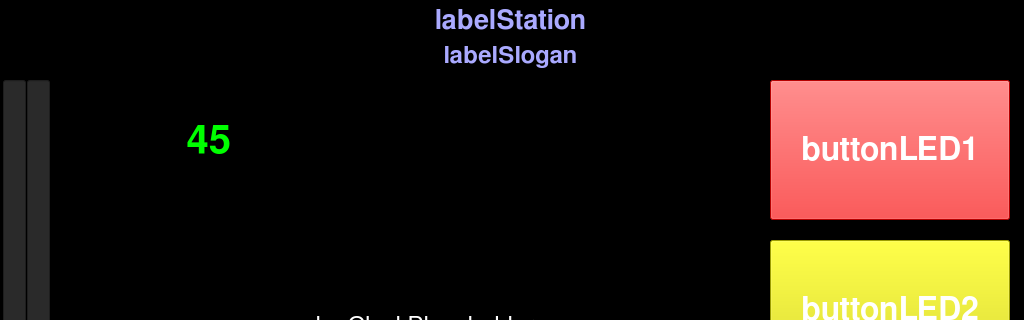
Above: mainscreen.ui from saschaludwig/OnAirScreen before the change; both pictures show x 0 to 1024 and y 0 to 320 of the 1024 by 768 pixel window. Below: the same form after it.
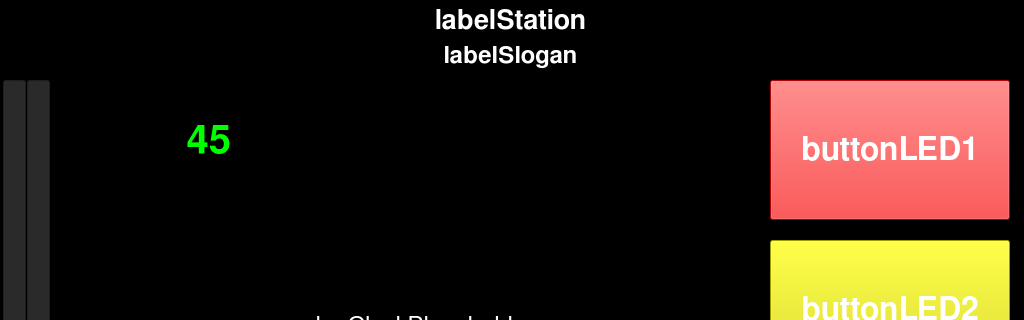
That is the form after the change.

Commit message: added config apply for mainscreen

The edit to the form file:
```diff
--- a/mainscreen.ui
+++ b/mainscreen.ui
@@ -225,6 +225,43 @@
      <height>41</height>
     </rect>
    </property>
+   <property name="palette">
+    <palette>
+     <active>
+      <colorrole role="WindowText">
+       <brush brushstyle="SolidPattern">
+        <color alpha="255">
+         <red>255</red>
+         <green>255</green>
+         <blue>255</blue>
+        </color>
+       </brush>
+      </colorrole>
+     </active>
+     <inactive>
+      <colorrole role="WindowText">
+       <brush brushstyle="SolidPattern">
+        <color alpha="255">
+         <red>255</red>
+         <green>255</green>
+         <blue>255</blue>
+        </color>
+       </brush>
+      </colorrole>
+     </inactive>
+     <disabled>
+      <colorrole role="WindowText">
+       <brush brushstyle="SolidPattern">
+        <color alpha="255">
+         <red>146</red>
+         <green>145</green>
+         <blue>144</blue>
+        </color>
+       </brush>
+      </colorrole>
+     </disabled>
+    </palette>
+   </property>
    <property name="font">
     <font>
      <family>FreeSans</family>
@@ -236,9 +273,6 @@
    <property name="autoFillBackground">
     <bool>false</bool>
    </property>
-   <property name="styleSheet">
-    <string notr="true">color: rgb(170, 170, 255);</string>
-   </property>
    <property name="text">
     <string>labelStation</string>
    </property>
@@ -258,6 +292,43 @@
      <height>31</height>
     </rect>
    </property>
+   <property name="palette">
+    <palette>
+     <active>
+      <colorrole role="WindowText">
+       <brush brushstyle="SolidPattern">
+        <color alpha="255">
+         <red>255</red>
+         <green>255</green>
+         <blue>255</blue>
+        </color>
+       </brush>
+      </colorrole>
+     </active>
+     <inactive>
+      <colorrole role="WindowText">
+       <brush brushstyle="SolidPattern">
+        <color alpha="255">
+         <red>255</red>
+         <green>255</green>
+         <blue>255</blue>
+        </color>
+       </brush>
+      </colorrole>
+     </inactive>
+     <disabled>
+      <colorrole role="WindowText">
+       <brush brushstyle="SolidPattern">
+        <color alpha="255">
+         <red>146</red>
+         <green>145</green>
+         <blue>144</blue>
+        </color>
+       </brush>
+      </colorrole>
+     </disabled>
+    </palette>
+   </property>
    <property name="font">
     <font>
      <family>FreeSans</family>
@@ -269,9 +340,6 @@
    <property name="autoFillBackground">
     <bool>false</bool>
    </property>
-   <property name="styleSheet">
-    <string notr="true">color: rgb(170, 170, 255);</string>
-   </property>
    <property name="text">
     <string>labelSlogan</string>
    </property>
```
The commit also changes 1 other file.
